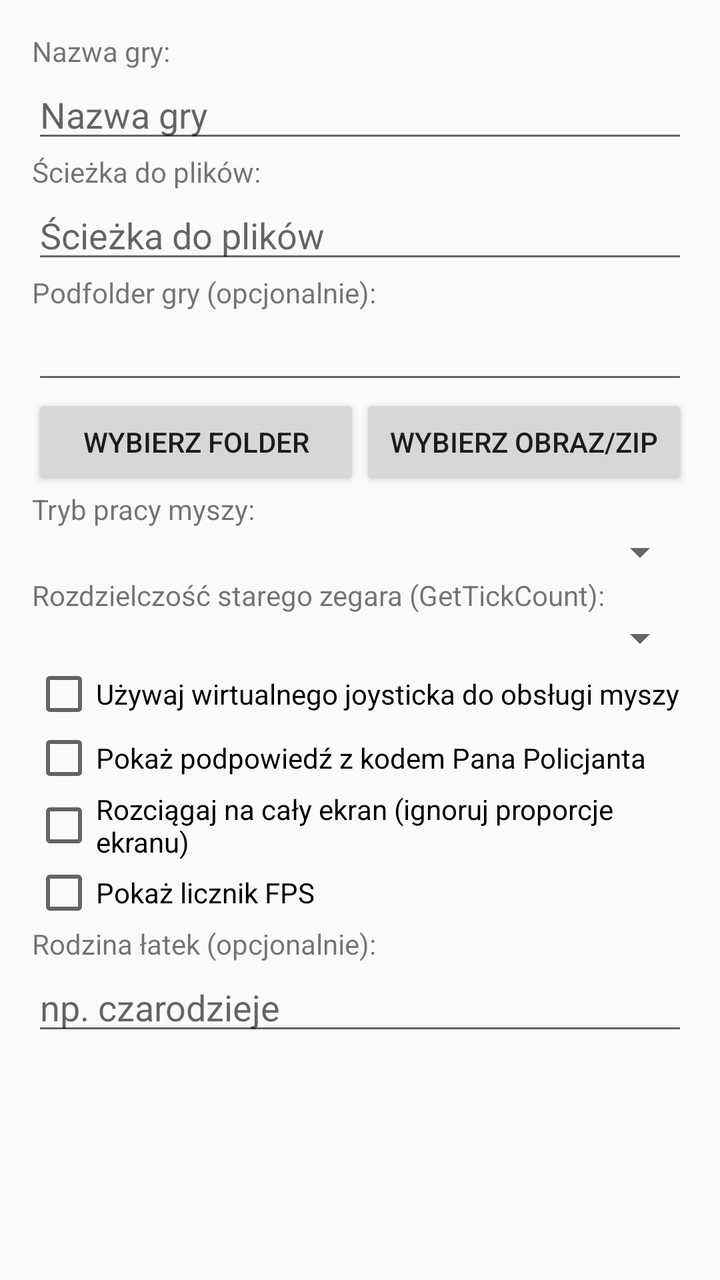
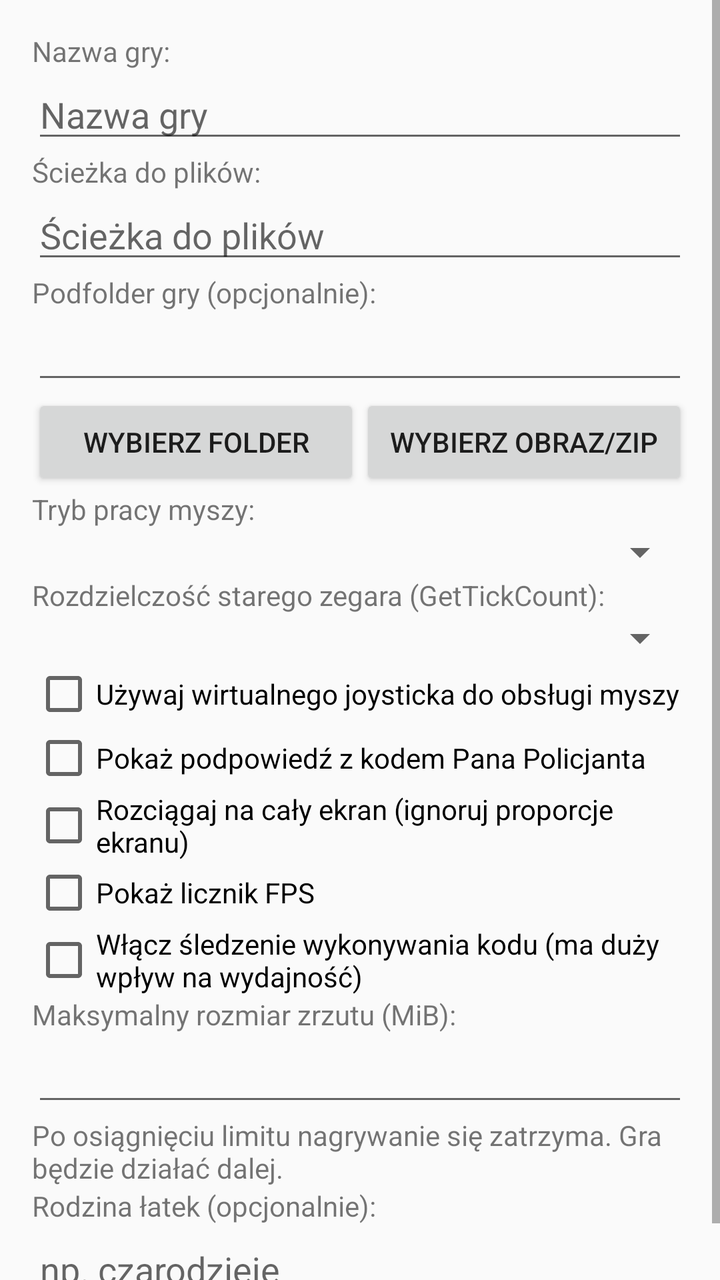

Before-and-after screenshots of an Android layout around one commit, followed by the original layout XML and the change that was made.
<!-- AndroidManifest.xml: application theme Theme.AppCompat.DayNight -->
<!-- res/layout/dialog_game.xml -->
<?xml version="1.0" encoding="utf-8"?>
<ScrollView
     xmlns:android="http://schemas.android.com/apk/res/android"
     android:layout_height="wrap_content"
     android:layout_width="match_parent"
     android:fillViewport="true">

    <LinearLayout
         android:layout_height="wrap_content"
         android:layout_width="match_parent"
         android:padding="16dp"
         android:orientation="vertical">

    <TextView
         android:layout_height="wrap_content"
         android:layout_width="match_parent"
         android:text="@string/game_name_label" />

    <EditText
         android:layout_height="wrap_content"
         android:layout_width="match_parent"
         android:hint="@string/game_name_hint"
         android:id="@+id/nameField" />

    <TextView
         android:layout_height="wrap_content"
         android:layout_width="match_parent"
         android:text="@string/game_path_label" />

    <EditText
         android:layout_height="wrap_content"
         android:layout_width="match_parent"
         android:hint="@string/game_path_hint"
         android:id="@+id/pathField" />

    <TextView
         android:layout_height="wrap_content"
         android:layout_width="match_parent"
         android:text="@string/game_subfolder" />

    <EditText
         android:layout_height="wrap_content"
         android:layout_width="match_parent"
         android:singleLine="true"
         android:id="@+id/rootField" />

    <LinearLayout
         android:layout_height="wrap_content"
         android:layout_width="match_parent"
         android:orientation="horizontal">

        <Button
             android:layout_height="wrap_content"
             android:layout_width="0dp"
             android:layout_weight="1"
             android:id="@+id/chooseFolderButton"
             android:text="@string/choose_folder" />

        <Button
             android:layout_height="wrap_content"
             android:layout_width="0dp"
             android:layout_weight="1"
             android:id="@+id/chooseIsoButton"
             android:text="@string/choose_iso" />

    </LinearLayout>

    <TextView
         android:layout_height="wrap_content"
         android:layout_width="match_parent"
         android:text="@string/mouse_mode_label" />

    <Spinner
         android:layout_height="wrap_content"
         android:layout_width="match_parent"
         android:id="@+id/mouseModeSelectBox">

    </Spinner>

    <TextView
         android:layout_height="wrap_content"
         android:layout_width="match_parent"
         android:text="@string/legacy_clock_profile_label" />

    <Spinner
         android:layout_height="wrap_content"
         android:layout_width="match_parent"
         android:id="@+id/legacyClockProfileSelectBox" />

    <CheckBox
         android:layout_height="wrap_content"
         android:layout_width="match_parent"
         android:id="@+id/joystickCheckbox"
         android:text="@string/use_joystick" />

    <CheckBox
         android:layout_height="wrap_content"
         android:layout_width="match_parent"
         android:id="@+id/licenceCodeHintCheckbox"
         android:text="@string/show_police_code_hint" />

    <CheckBox
         android:layout_height="wrap_content"
         android:layout_width="match_parent"
         android:id="@+id/fullscreenCheckbox"
         android:text="@string/stretch_fullscreen" />

    <CheckBox
         android:layout_height="wrap_content"
         android:layout_width="match_parent"
         android:id="@+id/fpsCounterCheckbox"
         android:text="@string/show_fps" />

    <TextView
         android:layout_height="wrap_content"
         android:layout_width="match_parent"
         android:text="@string/patch_family_label" />

    <EditText
         android:layout_height="wrap_content"
         android:layout_width="match_parent"
         android:hint="@string/patch_family_hint"
         android:inputType="text"
         android:id="@+id/familyField" />

    </LinearLayout>

</ScrollView>
<!-- resources referenced by this layout -->
<resources>
  <string name="choose_folder">Wybierz folder</string>
  <string name="choose_iso">Wybierz obraz/ZIP</string>
  <string name="game_name_hint">Nazwa gry</string>
  <string name="game_name_label">Nazwa gry:</string>
  <string name="game_path_hint">Ścieżka do plików</string>
  <string name="game_path_label">Ścieżka do plików:</string>
  <string name="game_subfolder">Podfolder gry (opcjonalnie):</string>
  <string name="legacy_clock_profile_label">Rozdzielczość starego zegara (GetTickCount):</string>
  <string name="mouse_mode_label">Tryb pracy myszy:</string>
  <string name="patch_family_hint">np. czarodzieje</string>
  <string name="patch_family_label">Rodzina łatek (opcjonalnie):</string>
  <string name="show_fps">Pokaż licznik FPS</string>
  <string name="show_police_code_hint">Pokaż podpowiedź z kodem Pana Policjanta</string>
  <string name="stretch_fullscreen">Rozciągaj na cały ekran (ignoruj proporcje ekranu)</string>
  <string name="use_joystick">Używaj wirtualnego joysticka do obsługi myszy</string>
</resources>

<!-- the commit's change to res/layout/dialog_game.xml (unified diff, before → after) -->
@@ -111,6 +111,31 @@
          android:id="@+id/fpsCounterCheckbox"
          android:text="@string/show_fps" />
 
+    <CheckBox
+        android:layout_height="wrap_content"
+        android:layout_width="match_parent"
+        android:id="@+id/traceExecutionCheckbox"
+        android:text="@string/trace_execution" />
+
+    <TextView
+         android:layout_height="wrap_content"
+         android:layout_width="match_parent"
+         android:id="@+id/traceMaxMiBLabel"
+         android:labelFor="@id/traceMaxMiBField"
+         android:text="@string/trace_max_mib" />
+
+    <EditText
+         android:layout_height="wrap_content"
+         android:layout_width="match_parent"
+         android:inputType="number"
+         android:singleLine="true"
+         android:id="@+id/traceMaxMiBField" />
+
+    <TextView
+         android:layout_height="wrap_content"
+         android:layout_width="match_parent"
+         android:text="@string/trace_limit_hint" />
+
     <TextView
          android:layout_height="wrap_content"
          android:layout_width="match_parent"
<!-- resource entries referenced after the edit -->
@@ -14,6 +14,9 @@
   <string name="show_fps">Pokaż licznik FPS</string>
   <string name="show_police_code_hint">Pokaż podpowiedź z kodem Pana Policjanta</string>
   <string name="stretch_fullscreen">Rozciągaj na cały ekran (ignoruj proporcje ekranu)</string>
+  <string name="trace_execution">Włącz śledzenie wykonywania kodu (ma duży wpływ na wydajność)</string>
+  <string name="trace_limit_hint">Po osiągnięciu limitu nagrywanie się zatrzyma. Gra będzie działać dalej.</string>
+  <string name="trace_max_mib">Maksymalny rozmiar zrzutu (MiB):</string>
   <string name="use_joystick">Używaj wirtualnego joysticka do obsługi myszy</string>
 </resources>
 
